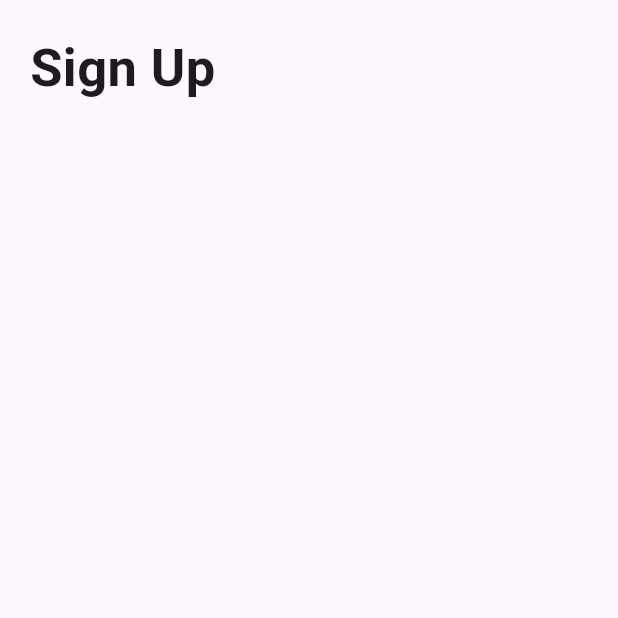
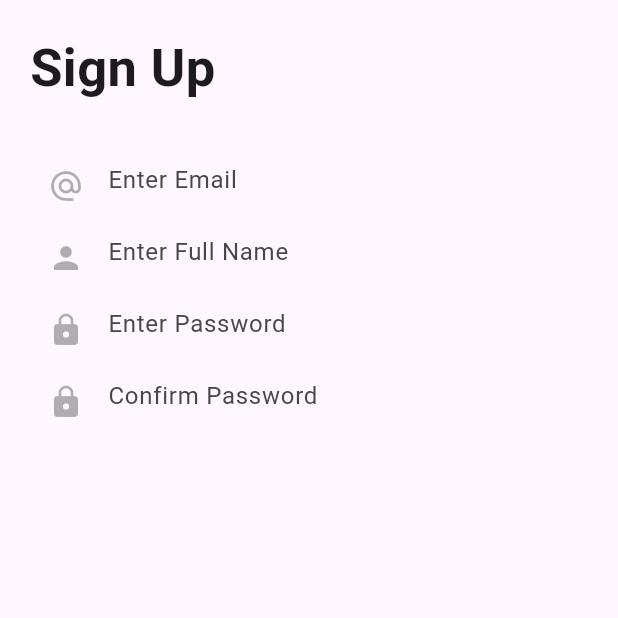
Before and after one commit to AaronBnras/my_Greenhouse_App, a Flutter app: the SignUp screen opened directly, on a phone screen of 412 x 824 dp, the top half of it. Run offline on Flutter 3.47's test engine with Material 3 defaults, Android fonts, the phone set to English and light mode, and no system bars; our stand-ins replace page_transition.

Commit message:
initial commit

```diff
--- a/my_greenhouse/lib/UI/screens/sign_up.dart
+++ b/my_greenhouse/lib/UI/screens/sign_up.dart
@@ -1,4 +1,6 @@
 import 'package:flutter/material.dart';
+import 'package:my_greenhouse/UI/screens/widgets/custom_Textfield.dart';
+import 'package:my_greenhouse/constants.dart';
 
 class SignUp extends StatelessWidget {
   const SignUp({super.key});
@@ -23,6 +25,41 @@ class SignUp extends StatelessWidget {
                     'Sign Up',
                     style:
                         TextStyle(fontSize: 35.0, fontWeight: FontWeight.w700),
+                  ),
+                  const SizedBox(
+                    height: 30,
+                  ),
+                  const customtextfield(
+                      icon: Icons.alternate_email,
+                      obscureText: false,
+                      hintText: 'Enter Email'
+                  ),
+                  const customtextfield(
+                      icon: Icons.person,
+                      obscureText: false,
+                      hintText: 'Enter Full Name'
+                  ),
+                  const customtextfield(
+                      icon: Icons.lock,
+                      obscureText: false,
+                      hintText: 'Enter Password'
+                  ),
+                  const customtextfield(
+                      icon: Icons.lock,
+                      obscureText: false,
+                      hintText: 'Confirm Password'
+                  ),
+                  const SizedBox(
+                    height: 30,
+                  ),
+                  GestureDetector(
+                    onTap: (){},
+                    child: Container(
+                      width: size.width,
+                      decoration: BoxDecoration(
+                        color: Constants.primaryColor
+                      ),
+                    ),
                   )
                 ],
               ))
```
